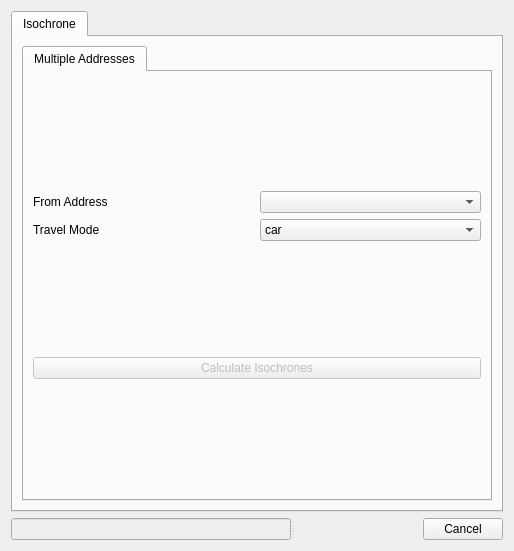
Above: hqgis_dialog_base.ui from valetobares11/ServiceAreaAntiCollision before the change. Below: the same form after it.
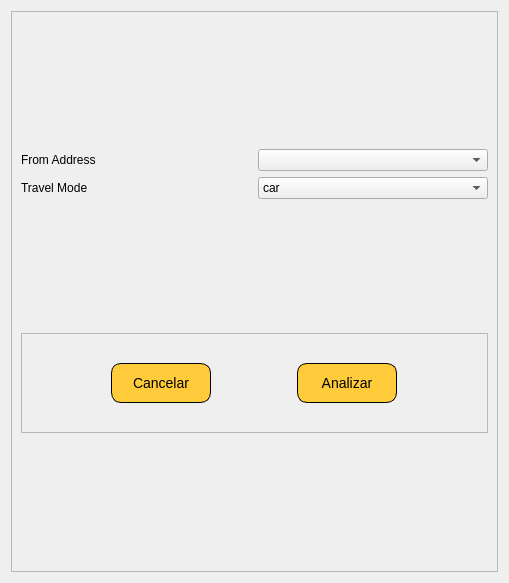
That is the form after the change. Custom widgets are drawn as their Qt base class.

```diff
--- a/hqgis_dialog_base.ui
+++ b/hqgis_dialog_base.ui
@@ -6,10 +6,161 @@
    <rect>
     <x>0</x>
     <y>0</y>
-    <width>514</width>
-    <height>551</height>
+    <width>509</width>
+    <height>583</height>
    </rect>
   </property>
+  <property name="minimumSize">
+   <size>
+    <width>300</width>
+    <height>400</height>
+   </size>
+  </property>
+  <property name="palette">
+   <palette>
+    <active>
+     <colorrole role="WindowText">
+      <brush brushstyle="SolidPattern">
+       <color alpha="255">
+        <red>255</red>
+        <green>255</green>
+        <blue>255</blue>
+       </color>
+      </brush>
+     </colorrole>
+     <colorrole role="Text">
+      <brush brushstyle="SolidPattern">
+       <color alpha="255">
+        <red>255</red>
+        <green>255</green>
+        <blue>255</blue>
+       </color>
+      </brush>
+     </colorrole>
+     <colorrole role="ButtonText">
+      <brush brushstyle="SolidPattern">
+       <color alpha="255">
+        <red>33</red>
+        <green>43</green>
+        <blue>56</blue>
+       </color>
+      </brush>
+     </colorrole>
+     <colorrole role="Window">
+      <brush brushstyle="SolidPattern">
+       <color alpha="255">
+        <red>33</red>
+        <green>43</green>
+        <blue>56</blue>
+       </color>
+      </brush>
+     </colorrole>
+     <colorrole role="PlaceholderText">
+      <brush brushstyle="SolidPattern">
+       <color alpha="128">
+        <red>255</red>
+        <green>255</green>
+        <blue>255</blue>
+       </color>
+      </brush>
+     </colorrole>
+    </active>
+    <inactive>
+     <colorrole role="WindowText">
+      <brush brushstyle="SolidPattern">
+       <color alpha="255">
+        <red>0</red>
+        <green>0</green>
+        <blue>0</blue>
+       </color>
+      </brush>
+     </colorrole>
+     <colorrole role="Text">
+      <brush brushstyle="SolidPattern">
+       <color alpha="255">
+        <red>0</red>
+        <green>0</green>
+        <blue>0</blue>
+       </color>
+      </brush>
+     </colorrole>
+     <colorrole role="ButtonText">
+      <brush brushstyle="SolidPattern">
+       <color alpha="255">
+        <red>0</red>
+        <green>0</green>
+        <blue>0</blue>
+       </color>
+      </brush>
+     </colorrole>
+     <colorrole role="Window">
+      <brush brushstyle="SolidPattern">
+       <color alpha="255">
+        <red>239</red>
+        <green>239</green>
+        <blue>239</blue>
+       </color>
+      </brush>
+     </colorrole>
+     <colorrole role="PlaceholderText">
+      <brush brushstyle="SolidPattern">
+       <color alpha="128">
+        <red>0</red>
+        <green>0</green>
+        <blue>0</blue>
+       </color>
+      </brush>
+     </colorrole>
+    </inactive>
+    <disabled>
+     <colorrole role="WindowText">
+      <brush brushstyle="SolidPattern">
+       <color alpha="255">
+        <red>190</red>
+        <green>190</green>
+        <blue>190</blue>
+       </color>
+      </brush>
+     </colorrole>
+     <colorrole role="Text">
+      <brush brushstyle="SolidPattern">
+       <color alpha="255">
+        <red>190</red>
+        <green>190</green>
+        <blue>190</blue>
+       </color>
+      </brush>
+     </colorrole>
+     <colorrole role="ButtonText">
+      <brush brushstyle="SolidPattern">
+       <color alpha="255">
+        <red>190</red>
+        <green>190</green>
+        <blue>190</blue>
+       </color>
+      </brush>
+     </colorrole>
+     <colorrole role="Window">
+      <brush brushstyle="SolidPattern">
+       <color alpha="255">
+        <red>239</red>
+        <green>239</green>
+        <blue>239</blue>
+       </color>
+      </brush>
+     </colorrole>
+     <colorrole role="PlaceholderText">
+      <brush brushstyle="SolidPattern">
+       <color alpha="128">
+        <red>0</red>
+        <green>0</green>
+        <blue>0</blue>
+       </color>
+      </brush>
+     </colorrole>
+    </disabled>
+   </palette>
+  </property>
   <property name="windowTitle">
    <string>Hqgis</string>
   </property>
@@ -18,112 +169,180 @@
   </property>
   <layout class="QVBoxLayout" name="verticalLayout">
    <item>
-    <widget class="QTabWidget" name="tabWidget">
-     <property name="enabled">
-      <bool>true</bool>
+    <widget class="QFrame" name="frame_2">
+     <property name="minimumSize">
+      <size>
+       <width>300</width>
+       <height>400</height>
+      </size>
      </property>
-     <property name="currentIndex">
-      <number>0</number>
+     <property name="frameShape">
+      <enum>QFrame::StyledPanel</enum>
      </property>
-     <widget class="QWidget" name="tab_13">
-      <attribute name="title">
-       <string>Isochrone</string>
-      </attribute>
-      <layout class="QHBoxLayout" name="horizontalLayout_5">
-       <item>
-        <widget class="QTabWidget" name="tabWidget_5">
-         <property name="enabled">
-          <bool>true</bool>
-         </property>
-         <property name="currentIndex">
-          <number>0</number>
-         </property>
-         <widget class="QWidget" name="tab_15">
-          <attribute name="title">
-           <string>Multiple Addresses</string>
-          </attribute>
-          <layout class="QVBoxLayout" name="verticalLayout_10">
-           <item>
-            <layout class="QGridLayout" name="gridLayout_9">
-             <item row="1" column="1">
-              <widget class="QComboBox" name="TransportModeBatch">
-               <item>
-                <property name="text">
-                 <string>car</string>
-                </property>
-               </item>
-               <item>
-                <property name="text">
-                 <string>bicycle</string>
-                </property>
-               </item>
-               <item>
-                <property name="text">
-                 <string>pedestrian</string>
-                </property>
-               </item>
-               <item>
-                <property name="text">
-                 <string>truck</string>
-                </property>
-               </item>
-              </widget>
-             </item>
-             <item row="0" column="0">
-              <widget class="QLabel" name="label_56">
-               <property name="text">
-                <string>From Address</string>
-               </property>
-              </widget>
-             </item>
-             <item row="1" column="0">
-              <widget class="QLabel" name="label_53">
-               <property name="text">
-                <string>Travel Mode</string>
-               </property>
-              </widget>
-             </item>
-             <item row="0" column="1">
-              <widget class="QgsMapLayerComboBox" name="IsoAddressBatch"/>
-             </item>
-            </layout>
-           </item>
-           <item>
-            <widget class="QPushButton" name="calcIsoButtonBatch">
-             <property name="enabled">
-              <bool>false</bool>
-             </property>
-             <property name="text">
-              <string>Calculate Isochrones</string>
-             </property>
-            </widget>
-           </item>
-          </layout>
-         </widget>
-        </widget>
-       </item>
-      </layout>
-     </widget>
-    </widget>
-   </item>
-   <item>
-    <widget class="QSplitter" name="splitter">
-     <property name="orientation">
-      <enum>Qt::Horizontal</enum>
+     <property name="frameShadow">
+      <enum>QFrame::Raised</enum>
      </property>
-     <widget class="QLineEdit" name="status2">
-      <property name="enabled">
-       <bool>false</bool>
-      </property>
-     </widget>
-     <widget class="QDialogButtonBox" name="button_box">
-      <property name="orientation">
-       <enum>Qt::Horizontal</enum>
-      </property>
-      <property name="standardButtons">
-       <set>QDialogButtonBox::Cancel</set>
-      </property>
-     </widget>
+     <layout class="QVBoxLayout" name="verticalLayout_2">
+      <item>
+       <layout class="QGridLayout" name="gridLayout_9">
+        <item row="0" column="0">
+         <widget class="QLabel" name="label_56">
+          <property name="text">
+           <string>From Address</string>
+          </property>
+         </widget>
+        </item>
+        <item row="1" column="0">
+         <widget class="QLabel" name="label_53">
+          <property name="text">
+           <string>Travel Mode</string>
+          </property>
+         </widget>
+        </item>
+        <item row="1" column="1">
+         <widget class="QComboBox" name="TransportModeBatch">
+          <item>
+           <property name="text">
+            <string>car</string>
+           </property>
+          </item>
+          <item>
+           <property name="text">
+            <string>bicycle</string>
+           </property>
+          </item>
+          <item>
+           <property name="text">
+            <string>pedestrian</string>
+           </property>
+          </item>
+          <item>
+           <property name="text">
+            <string>truck</string>
+           </property>
+          </item>
+         </widget>
+        </item>
+        <item row="0" column="1">
+         <widget class="QgsMapLayerComboBox" name="IsoAddressBatch"/>
+        </item>
+       </layout>
+      </item>
+      <item>
+       <widget class="QFrame" name="frame">
+        <property name="minimumSize">
+         <size>
+          <width>200</width>
+          <height>100</height>
+         </size>
+        </property>
+        <property name="maximumSize">
+         <size>
+          <width>1000</width>
+          <height>100</height>
+         </size>
+        </property>
+        <property name="frameShape">
+         <enum>QFrame::StyledPanel</enum>
+        </property>
+        <property name="frameShadow">
+         <enum>QFrame::Raised</enum>
+        </property>
+        <layout class="QHBoxLayout" name="horizontalLayout">
+         <item>
+          <widget class="QPushButton" name="button_box">
+           <property name="sizePolicy">
+            <sizepolicy hsizetype="Expanding" vsizetype="Fixed">
+             <horstretch>0</horstretch>
+             <verstretch>0</verstretch>
+            </sizepolicy>
+           </property>
+           <property name="minimumSize">
+            <size>
+             <width>100</width>
+             <height>40</height>
+            </size>
+           </property>
+           <property name="maximumSize">
+            <size>
+             <width>100</width>
+             <height>40</height>
+            </size>
+           </property>
+           <property name="styleSheet">
+            <string notr="true">QPushButton {
+font-size:14px;
+background-color:#ffcb3a;
+border-radius: 10px;
+border: 1px solid black;
+color: black;
+}
+
+
+
+
+QPushButton:hover {
+background-color: #2CA02C;
+}</string>
+           </property>
+           <property name="text">
+            <string>Cancelar</string>
+           </property>
+          </widget>
+         </item>
+         <item>
+          <widget class="QSplitter" name="splitter">
+           <property name="orientation">
+            <enum>Qt::Horizontal</enum>
+           </property>
+           <widget class="QPushButton" name="calcIsoButtonBatch">
+            <property name="enabled">
+             <bool>false</bool>
+            </property>
+            <property name="sizePolicy">
+             <sizepolicy hsizetype="Expanding" vsizetype="Fixed">
+              <horstretch>0</horstretch>
+              <verstretch>0</verstretch>
+             </sizepolicy>
+            </property>
+            <property name="minimumSize">
+             <size>
+              <width>100</width>
+              <height>25</height>
+             </size>
+            </property>
+            <property name="maximumSize">
+             <size>
+              <width>100</width>
+              <height>40</height>
+             </size>
+            </property>
+            <property name="styleSheet">
+             <string notr="true">QPushButton {
+font-size:14px;
+background-color:#ffcb3a;
+border-radius: 10px;
+border: 1px solid black;
+color: black;
+}
+
+
+
+
+QPushButton:hover {
+background-color: #2CA02C;
+}</string>
+            </property>
+            <property name="text">
+             <string>Analizar</string>
+            </property>
+           </widget>
+          </widget>
+         </item>
+        </layout>
+       </widget>
+      </item>
+     </layout>
     </widget>
    </item>
   </layout>
```
Left out of the diff: 35 changed lines with no effect on the pictures.
